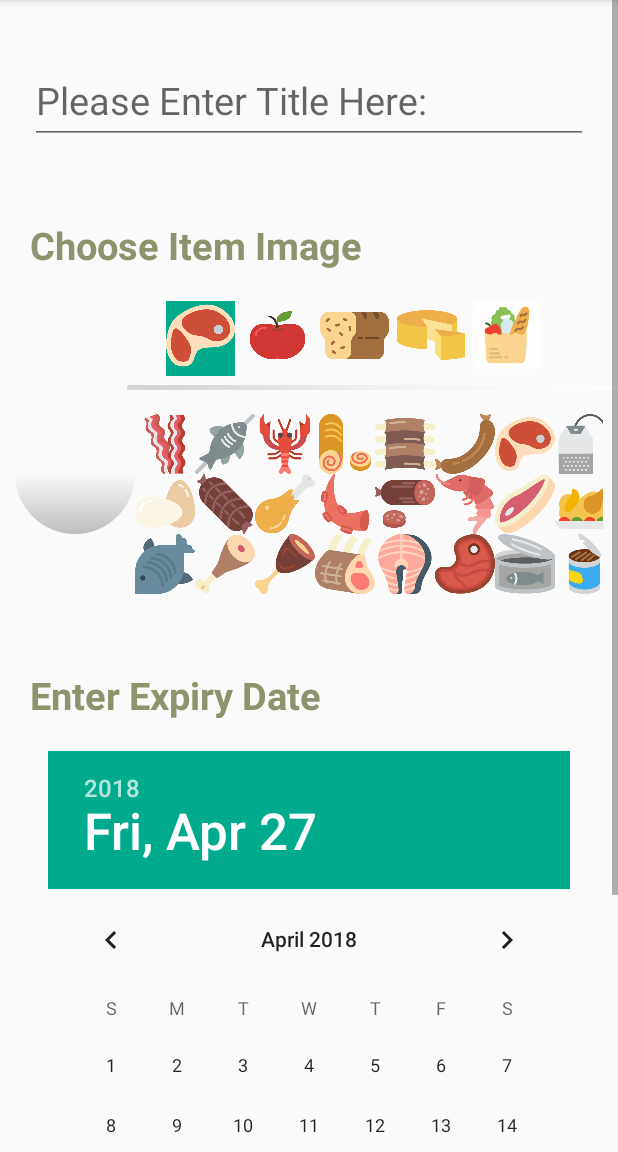
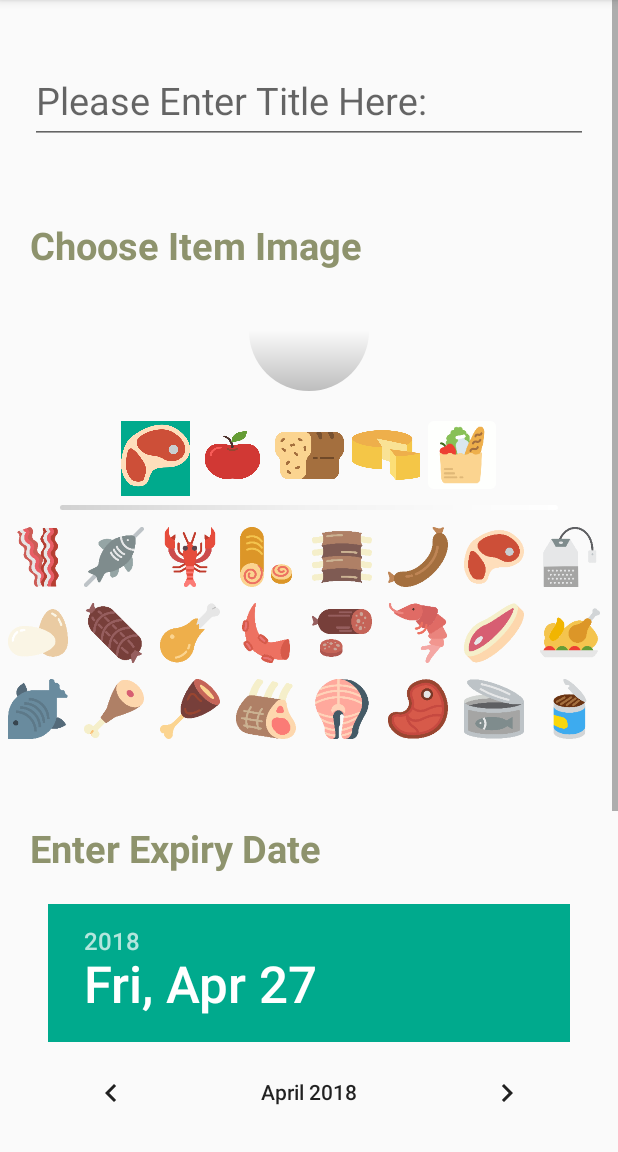
Before and after one commit to Michaellumibao/ExpiryDateTracker, an Android app: the AddOrEditActivity screen opened directly, with no data from a screen before it, on a phone screen of 412 x 824 dp, the part 84-1236 px from its top. Run offline under Robolectric (Android 15) with nearby library versions, the phone set to English and light mode, and no system bars.

Commit message:
Changed design of add/edit view

```diff
--- a/Expiry-Tracker-App/src/main/java/com/lumibao/expirydatetracker/IconsRecyclerViewAdapter.java
+++ b/Expiry-Tracker-App/src/main/java/com/lumibao/expirydatetracker/IconsRecyclerViewAdapter.java
@@ -46,13 +46,13 @@ public class IconsRecyclerViewAdapter extends  RecyclerView.Adapter<RecyclerView
 
         ((IconAdapterItem)holder).icon_1.setImageBitmap(decodeSampledBitmapFromResource(context.getResources(), context.getResources()
                 .getIdentifier(imageNameList.get(position)[0], "drawable",
-                        "com.lumibao.expirydatetracker"), 200,200));
+                        "com.lumibao.expirydatetracker"), 100,100));
         ((IconAdapterItem)holder).icon_2.setImageBitmap(decodeSampledBitmapFromResource(context.getResources(), context.getResources()
                 .getIdentifier(imageNameList.get(position)[1], "drawable",
-                        "com.lumibao.expirydatetracker"), 200,200));
+                        "com.lumibao.expirydatetracker"), 100,100));
         ((IconAdapterItem)holder).icon_3.setImageBitmap(decodeSampledBitmapFromResource(context.getResources(), context.getResources()
                 .getIdentifier(imageNameList.get(position)[2], "drawable",
-                        "com.lumibao.expirydatetracker"), 200,200));
+                        "com.lumibao.expirydatetracker"), 100,100));
 
         ((IconAdapterItem)holder).icon_1.setOnClickListener(new View.OnClickListener() {
             @Override
--- a/Expiry-Tracker-App/src/main/res/layout/add_or_edit_view.xml
+++ b/Expiry-Tracker-App/src/main/res/layout/add_or_edit_view.xml
@@ -61,12 +61,19 @@
             android:textStyle="bold"
             android:layout_marginLeft="20dp"/>
 
+        <ImageView
+            android:id="@+id/item_img"
+            android:layout_width="80dp"
+            android:layout_height="80dp"
+            android:layout_weight="1"
+            android:background="@drawable/circle_logo"
+            android:contentDescription="TODO" />
+
         <LinearLayout
             android:id="@+id/icon_tab_layout"
             android:layout_width="250dp"
             android:layout_height="match_parent"
             android:layout_below="@+id/choose_image_label"
-            android:layout_marginLeft="30dp"
             android:layout_marginTop="20dp"
             android:layout_weight="1"
             android:orientation="horizontal">
@@ -125,25 +132,22 @@
             android:layout_width="match_parent"
             android:layout_height="15dp"
             android:src="@drawable/divider_layout"
-            android:layout_marginLeft="50dp" />
+            android:layout_marginLeft="30dp"
+            android:layout_marginRight="30dp"/>
+
+        <android.support.v7.widget.RecyclerView
+            android:id="@+id/icons_list_view"
+            android:layout_width="match_parent"
+            android:layout_height="match_parent"
+            android:layout_toRightOf="@id/item_img"
+            android:layout_weight="1"
+            android:foregroundGravity="center_horizontal"/>
+
         <RelativeLayout
             android:id="@+id/image_picker_layout"
             android:layout_width="match_parent"
             android:layout_height="match_parent"
             android:padding="10dp">
-
-            <ImageView
-                android:id="@+id/item_img"
-                android:layout_width="80dp"
-                android:layout_height="80dp"
-                android:background="@drawable/circle_logo"
-                android:contentDescription="TODO" />
-
-            <android.support.v7.widget.RecyclerView
-                android:id="@+id/icons_list_view"
-                android:layout_width="match_parent"
-                android:layout_height="match_parent"
-                android:layout_toRightOf="@id/item_img"/>
 
         </RelativeLayout>
 
--- a/Expiry-Tracker-App/src/main/res/layout/icons_view.xml
+++ b/Expiry-Tracker-App/src/main/res/layout/icons_view.xml
@@ -11,17 +11,20 @@
         android:id="@+id/icon_1"
         android:layout_width="40dp"
         android:layout_height="40dp"
-        app:srcCompat="@drawable/circle_logo" />
+        app:srcCompat="@drawable/circle_logo"
+        android:layout_margin="5dp"/>
 
     <ImageView
         android:id="@+id/icon_2"
         android:layout_width="40dp"
         android:layout_height="40dp"
-        app:srcCompat="@drawable/circle_logo" />
+        app:srcCompat="@drawable/circle_logo"
+        android:layout_margin="5dp" />
 
     <ImageView
         android:id="@+id/icon_3"
         android:layout_width="40dp"
         android:layout_height="40dp"
-        app:srcCompat="@drawable/circle_logo" />
+        app:srcCompat="@drawable/circle_logo"
+        android:layout_margin="5dp" />
 </LinearLayout>
```
